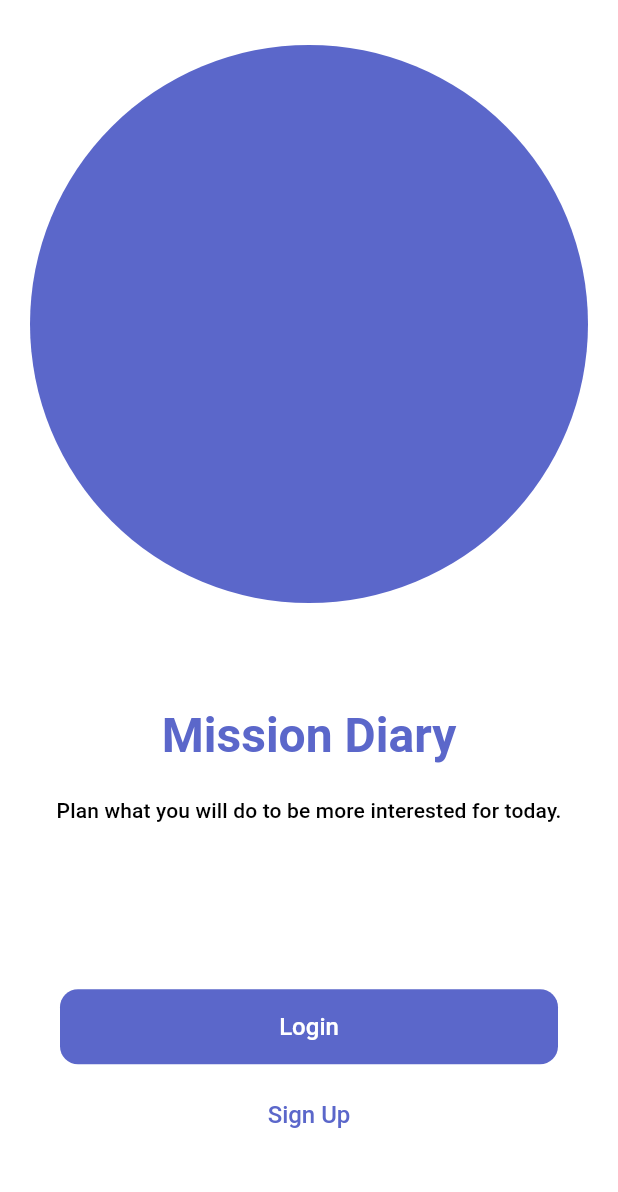
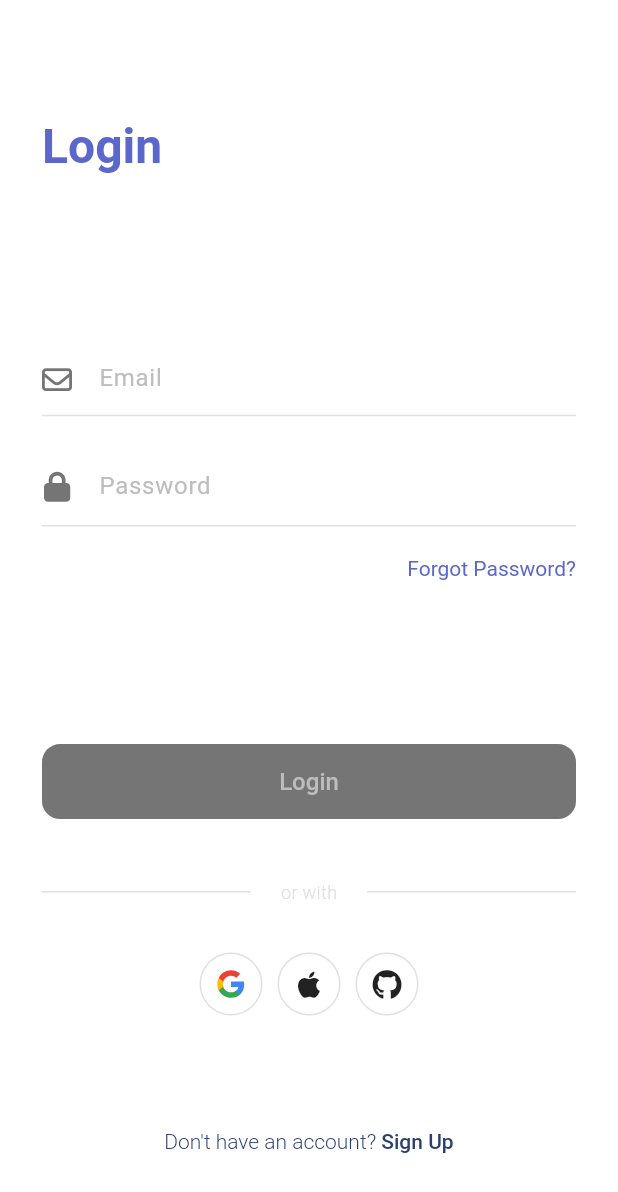
Before and after one commit to WonHyun/mission-diary, a Flutter app: the screen it shows after launch, after a tap on "Login", on a phone screen of 412 x 824 dp. Shown: the top 1192 px of the screen. Run offline on Flutter 3.47's test engine with Material 3 defaults, Android fonts, the phone set to English and light mode, and no system bars; our stand-ins replace device_preview, firebase_core, flex_color_scheme, flutter_image_compress, flutter_riverpod, flutter_svg and 3 more; accounts and stored records are empty; generated files the repository leaves out were written again.

Commit message:
feat: add login screen

```diff
--- /dev/null
+++ b/devtools_options.yaml
@@ -0,0 +1,3 @@
+description: This file stores settings for Dart & Flutter DevTools.
+documentation: https://docs.flutter.dev/tools/devtools/extensions#configure-extension-enablement-states
+extensions:
--- a/lib/global/color.dart
+++ b/lib/global/color.dart
@@ -6,4 +6,5 @@ class ThemeColors {
   static const lightCoral = Color(0xFFE77D7D);
   static const lightGreen = Color(0xFF81E89E);
   static const vividTangerine = Color(0xFFF0A58E);
+  static const slateDarkBlue = Color(0xFF2C406E);
 }
--- a/lib/router.dart
+++ b/lib/router.dart
@@ -2,6 +2,7 @@ import 'package:flutter/material.dart';
 import 'package:flutter_riverpod/flutter_riverpod.dart';
 import 'package:go_router/go_router.dart';
 import 'package:mission_diary/widgets/authentication/intro_screen.dart';
+import 'package:mission_diary/widgets/authentication/login_screen.dart';
 import 'package:mission_diary/widgets/home/home_screen.dart';
 
 final _rootNavigatorKey = GlobalKey<NavigatorState>();
@@ -23,6 +24,11 @@ final routerProvider = Provider(
           builder: (context, state) => const IntroScreen(),
         ),
         GoRoute(
+          path: LoginScreen.routePath,
+          name: LoginScreen.routeName,
+          builder: (context, state) => const LoginScreen(),
+        ),
+        GoRoute(
           path: HomeScreen.routePath,
           name: HomeScreen.routeName,
           builder: (context, state) => const HomeScreen(),
--- a/lib/widgets/authentication/intro_screen.dart
+++ b/lib/widgets/authentication/intro_screen.dart
@@ -1,6 +1,8 @@
 import 'package:flutter/material.dart';
+import 'package:go_router/go_router.dart';
 import 'package:mission_diary/global/gaps.dart';
 import 'package:mission_diary/global/sizes.dart';
+import 'package:mission_diary/widgets/authentication/login_screen.dart';
 import 'package:mission_diary/widgets/common/constrainted_body.dart';
 import 'package:mission_diary/widgets/common/linked_text.dart';
 import 'package:mission_diary/widgets/common/rounded_button.dart';
@@ -10,6 +12,10 @@ class IntroScreen extends StatelessWidget {
 
   static const String routePath = "/";
   static const String routeName = "intro";
+
+  void _onTapLogin(BuildContext context) {
+    context.goNamed(LoginScreen.routeName);
+  }
 
   @override
   Widget build(BuildContext context) {
@@ -58,7 +64,7 @@ class IntroScreen extends StatelessWidget {
                       horizontal: Sizes.size20,
                     ),
                     child: RoundedButton(
-                      onTap: () => {},
+                      onTap: () => _onTapLogin(context),
                       text: "Login",
                       borderRadius: Sizes.size12,
                       backgroundColor: Theme.of(context).colorScheme.primary,
--- /dev/null
+++ b/lib/widgets/authentication/login_screen.dart
@@ -0,0 +1,240 @@
+import 'package:flutter/material.dart';
+import 'package:flutter_riverpod/flutter_riverpod.dart';
+import 'package:flutter_svg/svg.dart';
+import 'package:font_awesome_flutter/font_awesome_flutter.dart';
+import 'package:mission_diary/global/color.dart';
+import 'package:mission_diary/global/gaps.dart';
+import 'package:mission_diary/global/sizes.dart';
+import 'package:mission_diary/util/valid_util.dart';
+import 'package:mission_diary/widgets/common/constrainted_body.dart';
+import 'package:mission_diary/widgets/common/linked_text.dart';
+import 'package:mission_diary/widgets/common/rounded_button.dart';
+import 'package:mission_diary/widgets/common/user_info_text_field.dart';
+
+class LoginScreen extends ConsumerStatefulWidget {
+  const LoginScreen({super.key});
+
+  static const String routePath = "/login";
+  static const String routeName = "login";
+
+  @override
+  ConsumerState<ConsumerStatefulWidget> createState() => _LoginScreenState();
+}
+
+class _LoginScreenState extends ConsumerState<LoginScreen> {
+  final TextEditingController _emailController = TextEditingController();
+  final TextEditingController _passwordController = TextEditingController();
+  final GlobalKey<FormState> _formKey = GlobalKey<FormState>();
+
+  bool _isCorrectInfo = false;
+
+  void _isLoginValidator() {
+    if (_formKey.currentState?.validate() ?? false) {
+      setState(() {
+        _isCorrectInfo = true;
+      });
+    } else {
+      setState(() {
+        _isCorrectInfo = false;
+      });
+    }
+  }
+
+  @override
+  void dispose() {
+    _emailController.dispose();
+    _passwordController.dispose();
+    super.dispose();
+  }
+
+  @override
+  Widget build(BuildContext context) {
+    return Scaffold(
+      body: ConstraintedBody(
+        child: Form(
+          key: _formKey,
+          onChanged: _isLoginValidator,
+          child: Column(
+            children: [
+              Flexible(
+                flex: 20,
+                child: Container(
+                  alignment: Alignment.centerLeft,
+                  child: Text(
+                    "Login",
+                    style: Theme.of(context).textTheme.headlineLarge?.copyWith(
+                          fontWeight: FontWeight.w600,
+                          color: Theme.of(context).colorScheme.primary,
+                        ),
+                  ),
+                ),
+              ),
+              Flexible(
+                flex: 40,
+                child: Column(
+                  mainAxisAlignment: MainAxisAlignment.center,
+                  children: [
+                    UserInfoTextField(
+                      controller: _emailController,
+                      labelText: "Email",
+                      guideText: "Enter your Email",
+                      floatingLabelText: "Email",
+                      prefixIcon: FontAwesomeIcons.envelope,
+                      textInputType: TextInputType.emailAddress,
+                      validator: FormValidator.emailValidator,
+                    ),
+                    Gaps.v20,
+                    UserInfoTextField(
+                      controller: _passwordController,
+                      labelText: "Password",
+                      guideText: "Enter your password",
+                      floatingLabelText: "Password",
+                      prefixIcon: FontAwesomeIcons.lock,
+                      validator: FormValidator.passwordValidator,
+                      isObscure: true,
+                    ),
+                    Gaps.v20,
+                    const Align(
+                      alignment: Alignment.centerRight,
+                      child: LinkedText(
+                        text: "Forgot Password?",
+                        fontWeight: FontWeight.w400,
+                        fontSize: Sizes.size14,
+                      ),
+                    ),
+                  ],
+                ),
+              ),
+              Flexible(
+                flex: 40,
+                child: Column(
+                  mainAxisAlignment: MainAxisAlignment.center,
+                  children: [
+                    RoundedButton(
+                      onTap: () => (),
+                      text: "Login",
+                      borderRadius: Sizes.size12,
+                      backgroundColor: Theme.of(context).colorScheme.primary,
+                      fontColor: Colors.white,
+                      isActive: _isCorrectInfo,
+                    ),
+                    Gaps.v40,
+                    Row(
+                      mainAxisAlignment: MainAxisAlignment.center,
+                      crossAxisAlignment: CrossAxisAlignment.center,
+                      children: [
+                        Expanded(
+                          child: Divider(
+                            color: Colors.grey.shade300,
+                            thickness: 1,
+                          ),
+                        ),
+                        Padding(
+                          padding: const EdgeInsets.symmetric(
+                            horizontal: Sizes.size20,
+                          ),
+                          child: Text(
+                            "or with",
+                            style: TextStyle(
+                              fontSize: Sizes.size12,
+                              fontWeight: FontWeight.w300,
+                              color: Colors.grey.shade300,
+                            ),
+                          ),
+                        ),
+                        Expanded(
+                          child: Divider(
+                            color: Colors.grey.shade300,
+                            thickness: 1,
+                          ),
+                        ),
+                      ],
+                    ),
+                    Gaps.v32,
+                    Row(
+                      mainAxisAlignment: MainAxisAlignment.center,
+                      children: [
+                        GestureDetector(
+                          onTap: () => {},
+                          child: Container(
+                            padding: const EdgeInsets.all(Sizes.size10),
+                            decoration: BoxDecoration(
+                              shape: BoxShape.circle,
+                              border: Border.all(color: Colors.grey.shade300),
+                            ),
+                            child: SvgPicture.asset(
+                              "assets/images/google_logo.svg",
+                              width: Sizes.size20,
+                            ),
+                          ),
+                        ),
+                        Gaps.h10,
+                        GestureDetector(
+                          onTap: () => {},
+                          child: Container(
+                            padding: const EdgeInsets.all(Sizes.size10),
+                            decoration: BoxDecoration(
+                              shape: BoxShape.circle,
+                              border: Border.all(color: Colors.grey.shade300),
+                            ),
+                            child: const Icon(
+                              FontAwesomeIcons.apple,
+                              size: Sizes.size20,
+                            ),
+                          ),
+                        ),
+                        Gaps.h10,
+                        GestureDetector(
+                          onTap: () => {},
+                          child: Container(
+                            padding: const EdgeInsets.all(Sizes.size10),
+                            decoration: BoxDecoration(
+                              shape: BoxShape.circle,
+                              border: Border.all(color: Colors.grey.shade300),
+                            ),
+                            child: const Icon(
+                              FontAwesomeIcons.github,
+                              size: Sizes.size20,
+                            ),
+                          ),
+                        ),
+                      ],
+                    ),
+                  ],
+                ),
+              ),
+              Flexible(
+                flex: 10,
+                child: Container(
+                  alignment: Alignment.center,
+                  child: RichText(
+                    text: TextSpan(
+                      children: [
+                        const TextSpan(
+                          text: "Don't have an account? ",
+                          style: TextStyle(
+                            color: ThemeColors.slateDarkBlue,
+                            fontWeight: FontWeight.w300,
+                            fontSize: Sizes.size14,
+                          ),
+                        ),
+                        WidgetSpan(
+                          child: LinkedText(
+                            onTap: () => {},
+                            text: "Sign Up",
+                            color: ThemeColors.slateDarkBlue,
+                            fontSize: Sizes.size14,
+                          ),
+                        ),
+                      ],
+                    ),
+                  ),
+                ),
+              ),
+            ],
+          ),
+        ),
+      ),
+    );
+  }
+}
--- a/lib/widgets/common/constrainted_body.dart
+++ b/lib/widgets/common/constrainted_body.dart
@@ -6,8 +6,8 @@ class ConstraintedBody extends StatelessWidget {
   const ConstraintedBody({
     super.key,
     required this.child,
-    this.horizontalPadding = Sizes.size20,
-    this.verticalPadding = Sizes.size20,
+    this.horizontalPadding = Sizes.size28,
+    this.verticalPadding = Sizes.size28,
     this.constraints,
   });
 
--- a/lib/widgets/common/user_info_text_field.dart
+++ b/lib/widgets/common/user_info_text_field.dart
@@ -1,6 +1,7 @@
 import 'package:flutter/material.dart';
 import 'package:font_awesome_flutter/font_awesome_flutter.dart';
 import 'package:mission_diary/global/color.dart';
+import 'package:mission_diary/global/sizes.dart';
 
 class UserInfoTextField extends StatefulWidget {
   const UserInfoTextField({
@@ -14,6 +15,8 @@ class UserInfoTextField extends StatefulWidget {
     this.isObscure = false,
     this.textInputType = TextInputType.none,
     this.controller,
+    this.inputTextColor,
+    this.prefixIcon,
   });
 
   final String? labelText;
@@ -25,6 +28,8 @@ class UserInfoTextField extends StatefulWidget {
   final bool isObscure;
   final TextInputType textInputType;
   final TextEditingController? controller;
+  final Color? inputTextColor;
+  final IconData? prefixIcon;
 
   @override
   State<UserInfoTextField> createState() => _UserInfoTextFieldState();
@@ -86,18 +91,18 @@ class _UserInfoTextFieldState extends State<UserInfoTextField> {
       validator: widget.validator,
       onSaved: widget.onSaved,
       style: TextStyle(
-        color: Theme.of(context).colorScheme.primary,
+        color: widget.inputTextColor,
         fontWeight: FontWeight.w300,
       ),
       decoration: InputDecoration(
-        contentPadding: const EdgeInsets.only(bottom: 10),
+        contentPadding: const EdgeInsets.only(bottom: Sizes.size10),
         label: Text(_getLabelText()),
         labelStyle: TextStyle(
-          color: Theme.of(context).colorScheme.inverseSurface.withOpacity(0.5),
+          color: Colors.grey.shade400,
         ),
         floatingLabelStyle: TextStyle(
           color: Theme.of(context).colorScheme.inverseSurface,
-          fontSize: 18,
+          fontSize: Sizes.size18,
           fontWeight: FontWeight.w300,
         ),
         floatingLabelBehavior: widget.floatingLabelText == null
@@ -106,7 +111,7 @@ class _UserInfoTextFieldState extends State<UserInfoTextField> {
         hintText: widget.guideText,
         hintStyle: TextStyle(
           fontWeight: FontWeight.w400,
-          color: Theme.of(context).colorScheme.inverseSurface.withOpacity(0.5),
+          color: Colors.grey.shade400,
         ),
         suffix: Padding(
           padding: const EdgeInsets.only(left: 8),
@@ -143,6 +148,17 @@ class _UserInfoTextFieldState extends State<UserInfoTextField> {
             ],
           ),
         ),
+        prefixIconConstraints: const BoxConstraints(),
+        prefixIcon: widget.prefixIcon != null
+            ? Padding(
+                padding: const EdgeInsets.only(right: Sizes.size14),
+                child: Icon(
+                  widget.prefixIcon,
+                  color: Colors.grey.shade600,
+                  size: Sizes.size20,
+                ),
+              )
+            : null,
         enabledBorder: UnderlineInputBorder(
           borderSide: BorderSide(
             color: Colors.grey.shade300,
@@ -155,7 +171,7 @@ class _UserInfoTextFieldState extends State<UserInfoTextField> {
         ),
         focusedErrorBorder: UnderlineInputBorder(
           borderSide: BorderSide(
-            color: Colors.red.shade700,
+            color: Theme.of(context).colorScheme.error,
           ),
         ),
       ),
```
Also changed, not shown: assets/images/google_logo.svg (added), 1 other file.
